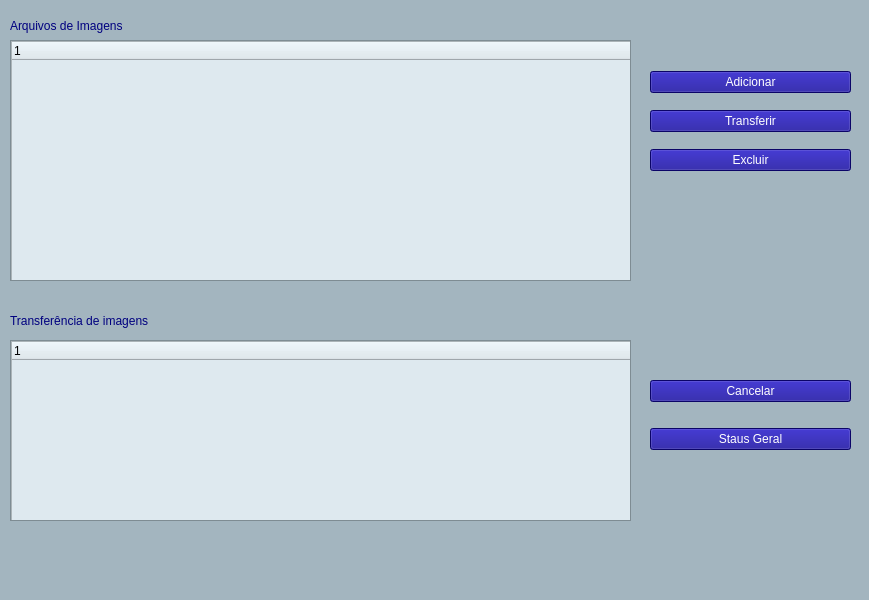
TCC-PES-2022/ARIEL, file mainwindow.ui: the form before one commit.
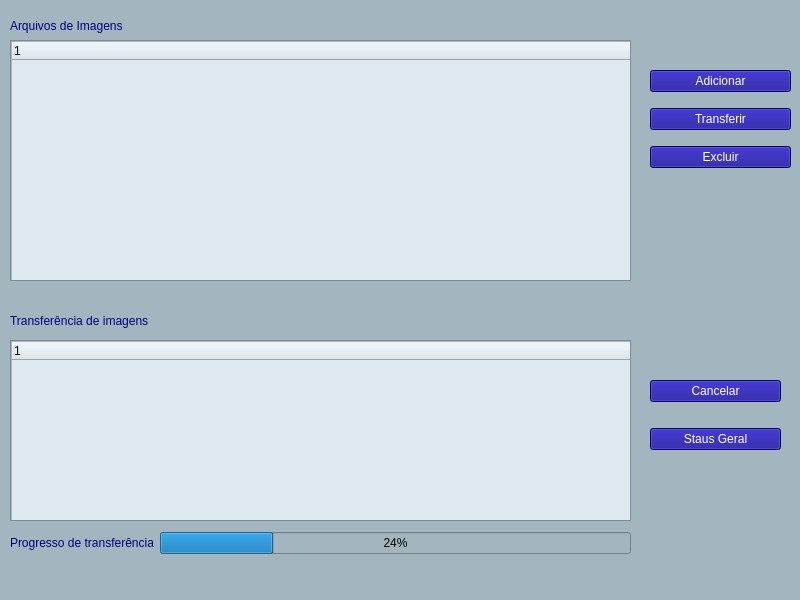
The form after the commit. Icons and pictures are not drawn.

Patch:
```diff
--- a/mainwindow.ui
+++ b/mainwindow.ui
@@ -6,7 +6,7 @@
    <rect>
     <x>0</x>
     <y>0</y>
-    <width>869</width>
+    <width>800</width>
     <height>600</height>
    </rect>
   </property>
@@ -67,7 +67,7 @@
      <rect>
       <x>10</x>
       <y>15</y>
-      <width>251</width>
+      <width>171</width>
       <height>21</height>
      </rect>
     </property>
@@ -84,7 +84,7 @@
      <rect>
       <x>10</x>
       <y>310</y>
-      <width>301</width>
+      <width>241</width>
       <height>21</height>
      </rect>
     </property>
@@ -142,8 +142,8 @@
      <rect>
       <x>650</x>
       <y>60</y>
-      <width>201</width>
-      <height>124</height>
+      <width>141</width>
+      <height>121</height>
      </rect>
     </property>
     <layout class="QVBoxLayout" name="verticalLayout">
@@ -190,7 +190,7 @@
      <rect>
       <x>650</x>
       <y>360</y>
-      <width>201</width>
+      <width>131</width>
       <height>111</height>
      </rect>
     </property>
@@ -221,6 +221,36 @@
      </item>
     </layout>
    </widget>
+   <widget class="QWidget" name="">
+    <property name="geometry">
+     <rect>
+      <x>10</x>
+      <y>530</y>
+      <width>621</width>
+      <height>26</height>
+     </rect>
+    </property>
+    <layout class="QHBoxLayout" name="horizontalLayout">
+     <item>
+      <widget class="QLabel" name="label_3">
+       <property name="styleSheet">
+        <string notr="true">font: 700 12pt &quot;Segoe UI&quot;;
+color: rgb(0, 0, 127);</string>
+       </property>
+       <property name="text">
+        <string>Progresso de transferência</string>
+       </property>
+      </widget>
+     </item>
+     <item>
+      <widget class="QProgressBar" name="progressBar">
+       <property name="value">
+        <number>24</number>
+       </property>
+      </widget>
+     </item>
+    </layout>
+   </widget>
   </widget>
   <widget class="QMenuBar" name="menubar">
    <property name="geometry">
```
Left out of the diff: 4 changed lines with no effect on the pictures.
